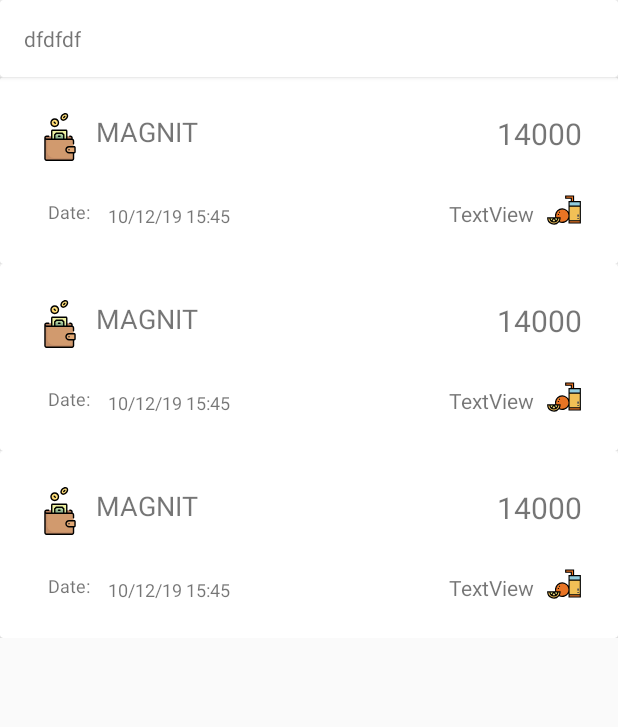
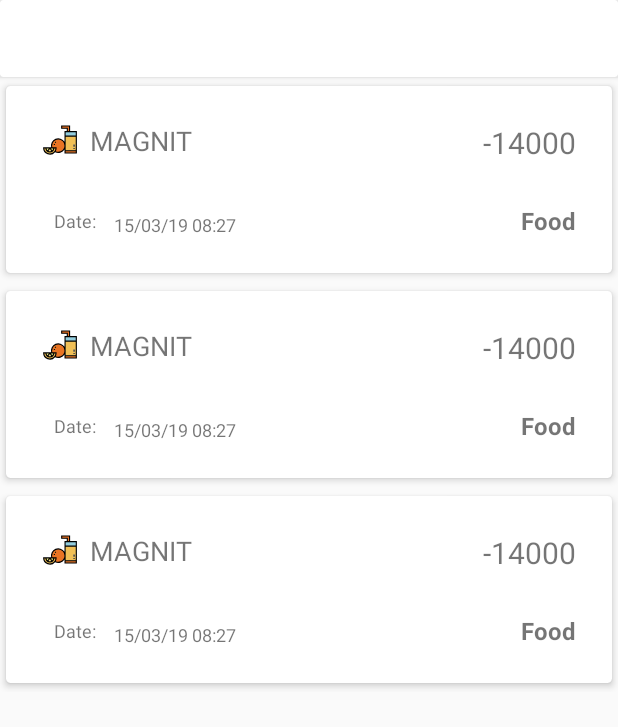
Before and after one commit to Neomer/Budget, an Android app: the layout content_main.xml on its own in the app's theme, with its tools: preview values and no code run, on a phone screen of 412 x 824 dp. Shown: the top 727 px of the screen. Run offline under Robolectric (Android 15) with nearby library versions, the phone set to English and light mode, and no system bars.

Commit message:
feature/#1-transaction-category

```diff
--- a/app/build.gradle
+++ b/app/build.gradle
@@ -4,11 +4,14 @@
     compileSdkVersion 28
     defaultConfig {
         applicationId "my.neomer.budget"
-        minSdkVersion 15
+        minSdkVersion 19
         targetSdkVersion 28
         versionCode 1
         versionName "1.0"
         testInstrumentationRunner "android.support.test.runner.AndroidJUnitRunner"
+        vectorDrawables {
+            useSupportLibrary = true
+        }
     }
     buildTypes {
         release {
@@ -32,5 +35,4 @@
     implementation 'org.apache.commons:commons-math3:3.6.1'
     implementation 'com.sun.commons:beanutils:1.6.1-20070314'
     implementation 'org.kie.modules:org-joda-time-main:6.5.0.Final'
-    implementation 'com.github.AnyChart:AnyChart-Android:1.1.2'
 }
--- a/app/src/main/res/layout/content_main.xml
+++ b/app/src/main/res/layout/content_main.xml
@@ -21,10 +21,8 @@
                 android:layout_width="wrap_content"
                 android:layout_height="wrap_content"
                 android:layout_marginStart="16dp"
-                android:layout_marginLeft="16dp"
                 android:layout_marginTop="16dp"
                 android:layout_marginBottom="16dp"
-                android:text="dfdfdf"
                 app:layout_constraintBottom_toBottomOf="parent"
                 app:layout_constraintStart_toStartOf="parent"
                 app:layout_constraintTop_toTopOf="parent" />
--- a/app/src/main/res/layout/transaction_recyclerviewitem_layout.xml
+++ b/app/src/main/res/layout/transaction_recyclerviewitem_layout.xml
@@ -8,7 +8,10 @@
 
     <android.support.v7.widget.CardView
         android:layout_width="match_parent"
-        android:layout_height="match_parent">
+        android:layout_height="match_parent"
+        app:cardCornerRadius="3dp"
+        app:cardElevation="3dp"
+        app:cardUseCompatPadding="true">
 
         <android.support.constraint.ConstraintLayout
             android:layout_width="match_parent"
@@ -16,16 +19,16 @@
             android:padding="16dp">
 
             <ImageView
-                android:id="@+id/imageTransactionDirection"
+                android:id="@+id/imageViewCategory"
                 android:layout_width="wrap_content"
                 android:layout_height="wrap_content"
                 android:layout_marginStart="8dp"
-                android:layout_marginLeft="8dp"
                 android:layout_marginTop="8dp"
+                android:contentDescription="@string/category_image_content_description"
                 android:visibility="visible"
                 app:layout_constraintStart_toStartOf="parent"
                 app:layout_constraintTop_toTopOf="parent"
-                app:srcCompat="@drawable/ic_011_wallet" />
+                app:srcCompat="@drawable/ic_001_juice" />
 
             <TextView
                 android:id="@+id/txtTransactionName"
@@ -33,14 +36,12 @@
                 android:layout_height="wrap_content"
                 android:layout_alignParentTop="true"
                 android:layout_marginStart="8dp"
-                android:layout_marginLeft="8dp"
                 android:layout_marginTop="8dp"
                 android:layout_marginEnd="8dp"
-                android:layout_marginRight="8dp"
-                android:text="MAGNIT"
-                android:textSize="18dp"
+                android:text="@string/sample_transaction_name"
+                android:textSize="18sp"
                 app:layout_constraintEnd_toStartOf="@+id/txtAmount"
-                app:layout_constraintStart_toEndOf="@+id/imageTransactionDirection"
+                app:layout_constraintStart_toEndOf="@+id/imageViewCategory"
                 app:layout_constraintTop_toTopOf="parent" />
 
             <TextView
@@ -49,13 +50,10 @@
                 android:layout_height="wrap_content"
                 android:layout_below="@+id/txtTransactionName"
                 android:layout_marginStart="8dp"
-                android:layout_marginLeft="8dp"
                 android:layout_marginTop="8dp"
                 android:layout_marginBottom="41dp"
-                android:text="  "
                 android:textSize="12sp"
-                app:layout_constraintBottom_toBottomOf="@+id/linearLayout"
-                app:layout_constraintStart_toEndOf="@+id/imageTransactionDirection"
+                app:layout_constraintStart_toEndOf="@+id/imageViewCategory"
                 app:layout_constraintTop_toBottomOf="@+id/txtTransactionName" />
 
             <my.neomer.budget.widgets.MoneyView
@@ -64,8 +62,7 @@
                 android:layout_height="wrap_content"
                 android:layout_marginTop="8dp"
                 android:layout_marginEnd="8dp"
-                android:layout_marginRight="8dp"
-                android:text="14000"
+                android:text="@string/sample_transaction_value"
                 android:textSize="20sp"
                 app:layout_constraintEnd_toEndOf="parent"
                 app:layout_constraintTop_toTopOf="parent" />
@@ -76,7 +73,6 @@
                 android:layout_height="19dp"
                 android:layout_below="@+id/txtTransactionName"
                 android:layout_marginStart="16dp"
-                android:layout_marginLeft="16dp"
                 android:layout_marginTop="8dp"
                 android:layout_marginBottom="8dp"
                 android:text="@string/date"
@@ -90,10 +86,9 @@
                 android:layout_width="wrap_content"
                 android:layout_height="wrap_content"
                 android:layout_marginStart="12dp"
-                android:layout_marginLeft="12dp"
                 android:layout_marginTop="8dp"
                 android:layout_marginBottom="8dp"
-                android:text="10/12/19 15:45"
+                android:text="@string/sample_transaction_date"
                 android:textSize="12sp"
                 app:layout_constraintBottom_toBottomOf="parent"
                 app:layout_constraintStart_toEndOf="@+id/labelDate"
@@ -105,23 +100,12 @@
                 android:layout_width="wrap_content"
                 android:layout_height="wrap_content"
                 android:layout_marginEnd="8dp"
-                android:layout_marginRight="8dp"
                 android:layout_marginBottom="8dp"
-                android:text="TextView"
-                android:textSize="14sp"
+                android:text="@string/sample_transaction_category"
+                android:textSize="16sp"
+                android:textStyle="bold"
                 app:layout_constraintBottom_toBottomOf="parent"
-                app:layout_constraintEnd_toStartOf="@+id/imageViewCategory" />
-
-            <ImageView
-                android:id="@+id/imageViewCategory"
-                android:layout_width="wrap_content"
-                android:layout_height="wrap_content"
-                android:layout_marginEnd="8dp"
-                android:layout_marginRight="8dp"
-                android:layout_marginBottom="8dp"
-                app:layout_constraintBottom_toBottomOf="parent"
-                app:layout_constraintEnd_toEndOf="parent"
-                app:srcCompat="@drawable/ic_001_juice" />
+                app:layout_constraintEnd_toEndOf="parent" />
 
         </android.support.constraint.ConstraintLayout>
 
--- a/app/src/main/res/values/colors.xml
+++ b/app/src/main/res/values/colors.xml
@@ -1,6 +1,6 @@
 <?xml version="1.0" encoding="utf-8"?>
 <resources>
-    <color name="colorPrimary">#3F51B5</color>
-    <color name="colorPrimaryDark">#303F9F</color>
-    <color name="colorAccent">#FF4081</color>
+    <color name="colorPrimary">#fbc02d</color>
+    <color name="colorPrimaryDark">#c49000</color>
+    <color name="colorAccent">#c49000</color>
 </resources>
--- a/app/src/main/res/values/strings.xml
+++ b/app/src/main/res/values/strings.xml
@@ -13,6 +13,14 @@
     <string name="money_spend">Spend</string>
     <string name="money_income">Income</string>
 
+    <!-- Main activity -->
+    <string name="category_image_content_description">Category image</string>
+    <string name="sample_transaction_name">MAGNIT</string>
+    <string name="sample_transaction_value">-14000</string>
+    <string name="sample_transaction_date">15/03/19 08:27</string>
+    <string name="sample_transaction_category">Food</string>
+
+
     <!-- transaction categories -->
     <string name="empty_category">Without category</string>
     <string name="food_category">Food</string>
```
Also changed, not shown: app/src/main/java/my/neomer/budget/activities/main/MainActivity.java (+11 -2 lines), app/src/main/java/my/neomer/budget/activities/main/TransactionsRecyclerViewAdapter.java (+19 -9 lines).
